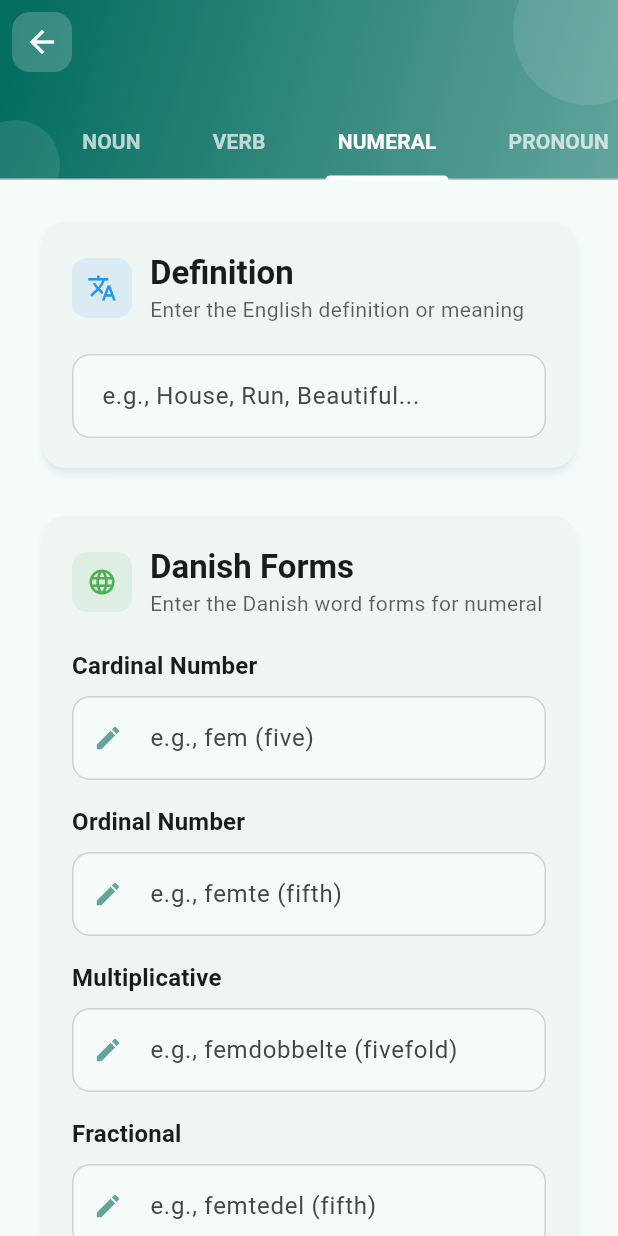
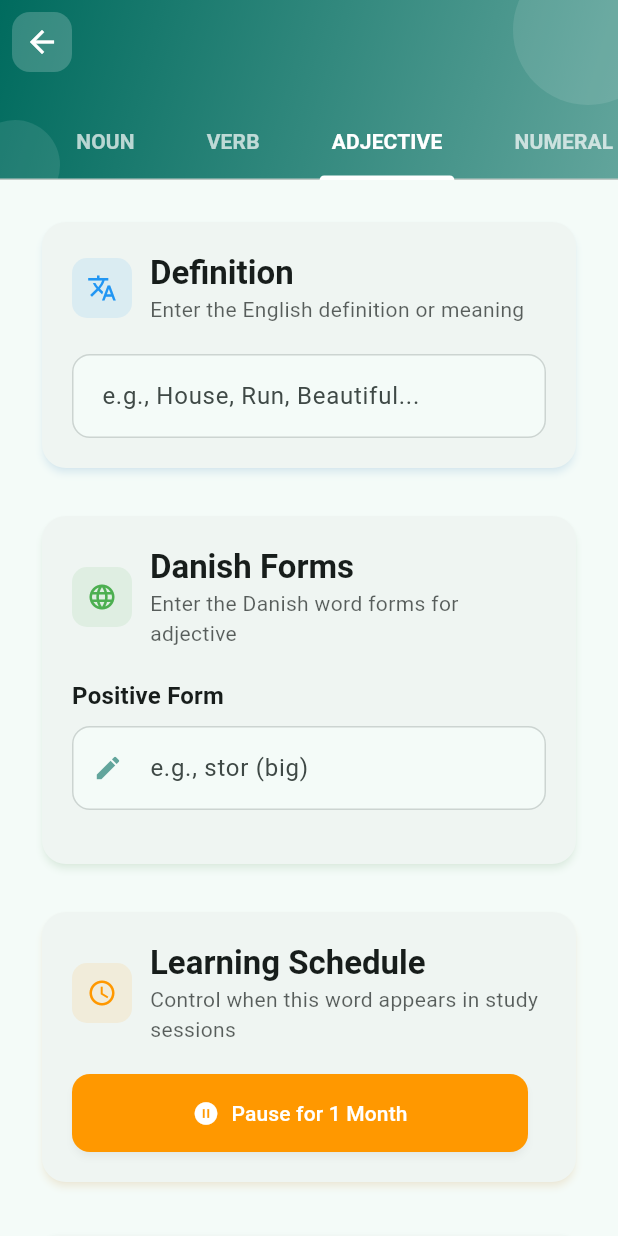
Before and after one commit to vladazn/danish-flutter, a Flutter app: the VocabFormPage screen opened directly, tab 3 chosen, on a phone screen of 412 x 824 dp. Run offline on Flutter 3.47's test engine with Material 3 defaults, Android fonts, the phone set to English and light mode, and no system bars; our stand-ins replace firebase_auth, firebase_core, flutter_dotenv, flutter_riverpod, google_sign_in; missing offline and left inert: dart:js; accounts and stored records are empty.

Commit message:
add adjective

```diff
--- a/lib/pages/vocab/form.dart
+++ b/lib/pages/vocab/form.dart
@@ -14,7 +14,7 @@ class VocabFormPage extends StatefulWidget {
 class _VocabFormPageState extends State<VocabFormPage>
     with SingleTickerProviderStateMixin {
   late TabController _tabController;
-  final List<String> _tabs = ['noun', 'verb', 'numeral', 'pronoun', 'question', 'adverb'];
+  final List<String> _tabs = ['noun', 'verb', 'adjective', 'numeral', 'pronoun', 'question', 'adverb'];
   String selectedTab = 'noun';
 
   final TextEditingController _definitionController = TextEditingController();
--- a/lib/widgets/vocab/tabs.dart
+++ b/lib/widgets/vocab/tabs.dart
@@ -15,6 +15,7 @@ class VocabTabForm extends StatelessWidget {
   static const Map<String, List<String>> _fieldsPerTab = {
     'noun': ['indefinite_singular', 'indefinite_plural'],
     'verb': ['present', 'past'],
+    'adjective': ['positive'],
     'numeral': ['cardinal', 'ordinal', 'multiplicative', 'fractional'],
     'pronoun': ['personal', 'possessive'],
     'question': ['question'],
@@ -49,6 +50,8 @@ class VocabTabForm extends StatelessWidget {
         return 'Possessive Form';
       case 'question':
         return 'Question Word';
+      case 'positive':
+        return 'Positive Form';
       case 'adverb':
         return 'Adverb Form';
       default:
@@ -82,6 +85,8 @@ class VocabTabForm extends StatelessWidget {
         return 'e.g., min (my)';
       case 'question':
         return 'e.g., hvad (what)';
+      case 'positive':
+        return 'e.g., stor (big)';
       case 'adverb':
         return 'e.g., hurtigt (quickly)';
       default:
```
